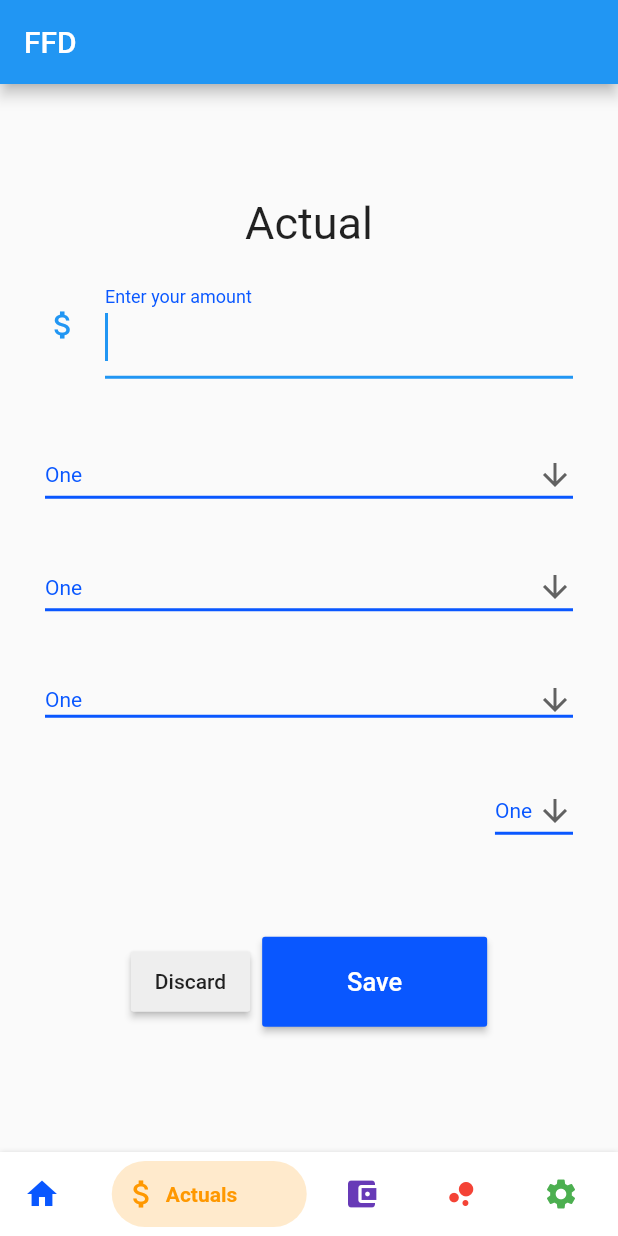
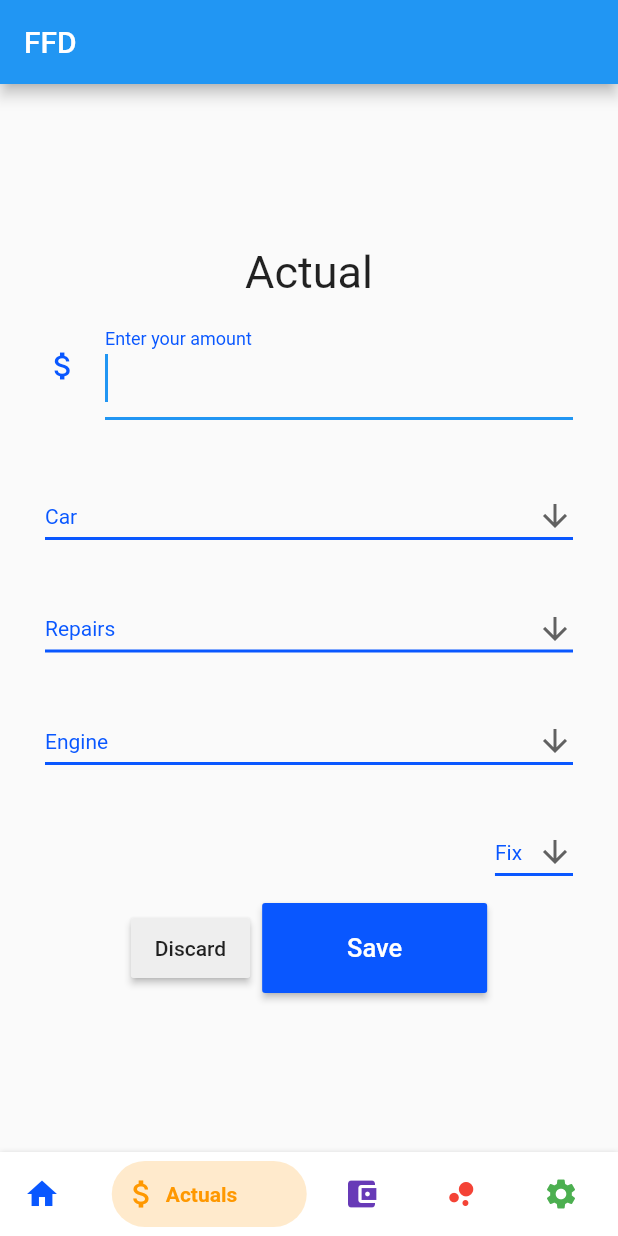
Before and after one commit to jkbngl/FFD, a Flutter app: the MyHomePage screen opened directly, swiped to page 2, on a phone screen of 412 x 824 dp. Run offline on Flutter 3.47's test engine with Material 2 defaults, Android fonts, the phone set to English and light mode, and no system bars; drawn by our look-alikes of bottom_navy_bar; our stand-ins replace syncfusion_flutter_charts.

Commit message:
#21 changed color of textfield icon

```diff
--- a/flutter/ffd/lib/backup_color_change_on_nav_tab.dart
+++ b/flutter/ffd/lib/backup_color_change_on_nav_tab.dart
@@ -70,6 +70,11 @@ class _MyHomePageState extends State<MyHomePage> {
   } //callback when layout build done
 
   String dropdownValue = 'One';
+  String level1 = 'Car';
+  String level2 = 'Repairs';
+  String level3 = 'Engine';
+  String costtype = 'Fix';
+
 
   @override
   Widget build(BuildContext context) {
@@ -168,17 +173,25 @@ class _MyHomePageState extends State<MyHomePage> {
               mainAxisAlignment: MainAxisAlignment.center,
               crossAxisAlignment: CrossAxisAlignment.center,
               children: <Widget>[
-                Text(
+                Container(
+                  constraints: BoxConstraints.expand(
+                    height: 40,
+                  ),
+
+                  padding: const EdgeInsets.only(left: 0.0, top: 10, right: 0, bottom: 0),
+                  //color: Colors.blue[600],
+                  alignment: Alignment.center,
+                  //child: Text('Submit'),
+                  child:Text(
                   'Actual',
                   style: TextStyle(fontSize: 30),
-                ),
+                ),),
                 Container(
                   constraints: BoxConstraints.expand(
                     height: 100,
                   ),
 
-                  padding: const EdgeInsets.only(
-                      left: 30.0, top: 0, right: 30, bottom: 0),
+                  padding: const EdgeInsets.only(left: 30.0, top: 0, right: 30, bottom: 0),
                   //color: Colors.blue[600],
                   alignment: Alignment.center,
                   //child: Text('Submit'),
@@ -186,14 +199,12 @@ class _MyHomePageState extends State<MyHomePage> {
                     keyboardType: TextInputType.number,//keyboard with numbers only will appear to the screen
                     style: TextStyle(height:2),//increases the height of cursor
                     autofocus: true,
-
                     decoration: InputDecoration(
                      // hintText: 'Enter ur amount',
                       //hintStyle: TextStyle(height: 1.75),
                       labelText: 'Enter your amount',
                       labelStyle: TextStyle(height: 0.5, color: Color(0xff0957FF)),//increases the height of cursor
-
-                      icon: Icon(Icons.attach_money),
+                      icon: Icon(Icons.attach_money,   color: Color(0xff0957FF),),
                       //prefixIcon: Icon(Icons.attach_money),
                       //labelStyle: TextStyle(color: Color(0xff0957FF)),
                       enabledBorder: new UnderlineInputBorder(
@@ -213,7 +224,7 @@ class _MyHomePageState extends State<MyHomePage> {
                   alignment: Alignment.center,
                   //child: Text('Submit'),
                   child: DropdownButton<String>(
-                    value: dropdownValue,
+                    value: level1,
                     icon: Icon(Icons.arrow_downward),
                     iconSize: 24,
                     elevation: 16,
@@ -249,7 +260,7 @@ class _MyHomePageState extends State<MyHomePage> {
                         },
                       );
                     },
-                    items: <String>['One', 'Two', 'Free', 'Four']
+                    items: <String>['Car', 'One', 'Two', 'Free', 'Four']
                         .map<DropdownMenuItem<String>>((String value) {
                       return DropdownMenuItem<String>(
                         value: value,
@@ -268,7 +279,7 @@ class _MyHomePageState extends State<MyHomePage> {
                   alignment: Alignment.center,
                   //child: Text('Submit'),
                   child: DropdownButton<String>(
-                    value: dropdownValue,
+                    value: level2,
                     icon: Icon(Icons.arrow_downward),
                     iconSize: 24,
                     elevation: 16,
@@ -304,7 +315,7 @@ class _MyHomePageState extends State<MyHomePage> {
                         },
                       );
                     },
-                    items: <String>['One', 'Two', 'Free', 'Four']
+                    items: <String>['Repairs', 'One', 'Two', 'Free', 'Four']
                         .map<DropdownMenuItem<String>>((String value) {
                       return DropdownMenuItem<String>(
                         value: value,
@@ -317,10 +328,11 @@ class _MyHomePageState extends State<MyHomePage> {
                   constraints: BoxConstraints.expand(
                     height: 100.0,
                   ),
-                  padding: const EdgeInsets.all(30.0),
+                  padding: const EdgeInsets.only(
+                    left: 30.0, top: 0, right: 30, bottom: 0),
                   alignment: Alignment.center,
                   child: DropdownButton<String>(
-                    value: dropdownValue,
+                    value: level3,
                     icon: Icon(Icons.arrow_downward),
                     iconSize: 24,
                     elevation: 16,
@@ -356,7 +368,7 @@ class _MyHomePageState extends State<MyHomePage> {
                         },
                       );
                     },
-                    items: <String>['One', 'Two', 'Free', 'Four']
+                    items: <String>['Engine', 'One', 'Two', 'Free', 'Four']
                         .map<DropdownMenuItem<String>>((String value) {
                       return DropdownMenuItem<String>(
                         value: value,
@@ -367,7 +379,7 @@ class _MyHomePageState extends State<MyHomePage> {
                 ),
                 Container(
                   constraints: BoxConstraints.expand(
-                    height: 100.0,
+                    height: 50.0,
                   ),
                   padding: const EdgeInsets.only(
                       left: 30.0, top: 0, right: 30, bottom: 0),
@@ -377,7 +389,7 @@ class _MyHomePageState extends State<MyHomePage> {
                   child: Align(
                     alignment: Alignment.topRight,
                     child: DropdownButton<String>(
-                      value: dropdownValue,
+                      value: costtype,
                       icon: Icon(Icons.arrow_downward),
                       iconSize: 24,
                       elevation: 16,
@@ -413,7 +425,7 @@ class _MyHomePageState extends State<MyHomePage> {
                           },
                         );
                       },
-                      items: <String>['One', 'Two', 'Free', 'Four']
+                      items: <String>['Fix', 'One', 'Two', 'Free', 'Four']
                           .map<DropdownMenuItem<String>>((String value) {
                         return DropdownMenuItem<String>(
                           value: value,
```
